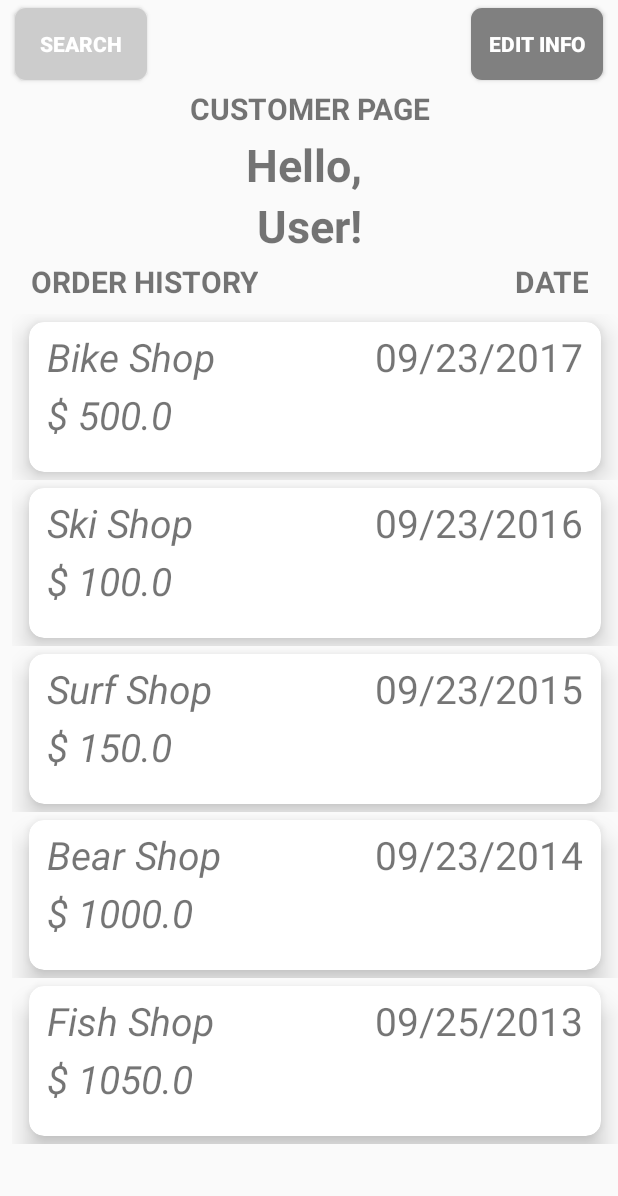
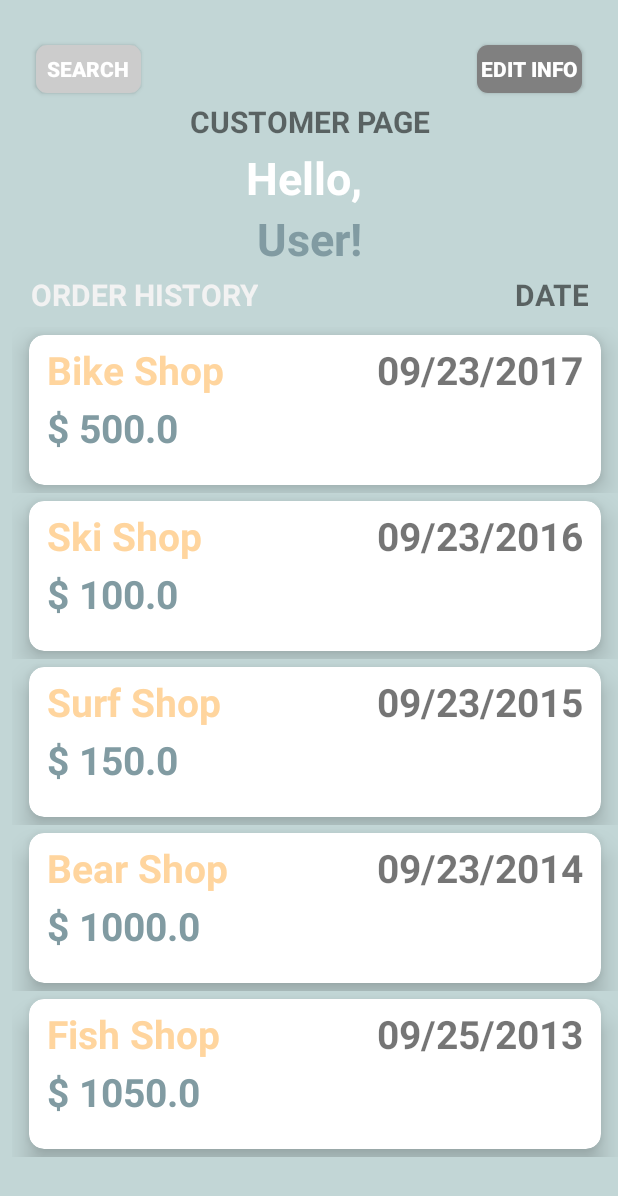
Before and after one commit to 264-Rental-App/264-Android-App, an Android app: the SummaryActivity screen opened directly, with no data from a screen before it, after a tap on "DONE", on a phone screen of 412 x 824 dp. Shown: the top 1196 px of the screen. Run offline under Robolectric (Android 15) with nearby library versions, the phone set to English and light mode, and no system bars.

Commit message:
finish customer home flow and ui polish

```diff
--- /dev/null
+++ b/app/src/main/java/edu/rentals/frontend/Rental.java
@@ -0,0 +1,18 @@
+package edu.rentals.frontend;
+
+import com.google.gson.JsonObject;
+
+import org.json.JSONObject;
+
+import java.util.List;
+
+public class Rental {
+    private int storeId, userId;
+    private List<Equipment> equipment;
+
+    public Rental(int storeId, int userId, List<Equipment> equipment) {
+        this.storeId = storeId;
+        this.userId = userId;
+        this.equipment = equipment;
+    }
+}
--- a/app/src/main/java/edu/rentals/frontend/ShoppingApiService.java
+++ b/app/src/main/java/edu/rentals/frontend/ShoppingApiService.java
@@ -1,7 +1,9 @@
 package edu.rentals.frontend;
 
 import retrofit2.Call;
+import retrofit2.http.Body;
 import retrofit2.http.GET;
+import retrofit2.http.POST;
 import retrofit2.http.Path;
 
 public interface ShoppingApiService {
@@ -18,4 +20,12 @@ public interface ShoppingApiService {
     @GET("rental/forms/{storeId}")
     Call<AgreementForm> getAgreementForm(@Path("storeId") String storeId);
 
+    // http://localhost:8080/rental
+    @POST("/rental")
+    Call<Rental> createRental(@Body Rental rental);
+
+    // http://localhost:8080/invoices
+
+
+
 }
--- a/app/src/main/java/edu/rentals/frontend/SummaryActivity.java
+++ b/app/src/main/java/edu/rentals/frontend/SummaryActivity.java
@@ -19,7 +19,14 @@ import androidx.recyclerview.widget.RecyclerView;
 import java.util.Calendar;
 import java.util.List;
 
+import retrofit2.Call;
+import retrofit2.Callback;
+import retrofit2.Response;
+import retrofit2.Retrofit;
+import retrofit2.converter.gson.GsonConverterFactory;
+
 public class SummaryActivity extends AppCompatActivity {
+    static final String TAG = EquipmentListActivity.class.getSimpleName();
     DatePickerDialog picker;
     EditText etStartDate, etEndDate;
     TextView tvStartDate, tvEndDate;
@@ -28,11 +35,18 @@ public class SummaryActivity extends AppCompatActivity {
     private RecyclerView recyclerView;
     private List<Equipment> equipmentList;
     private edu.rentals.frontend.SummaryAdapter eAdapter;
+    private int storeId, userId;
+    static final String BASE_URL = "http://localhost:8080/";
+    static Retrofit retrofit = null;
 
     @Override
     protected void onCreate(Bundle savedInstanceState) {
         super.onCreate(savedInstanceState);
         setContentView(R.layout.activity_summary);
+
+        // get storeId, userId;
+        storeId = 1;
+        userId = 1;
 
         // back
         back = findViewById(R.id.back);
@@ -138,8 +152,33 @@ public class SummaryActivity extends AppCompatActivity {
         checkOut.setOnClickListener(new View.OnClickListener() {
             @Override
             public void onClick(View v) {
+                processCheckOut();
                 Intent intent = new Intent(edu.rentals.frontend.SummaryActivity.this, CustomerHomeActivity.class);
                 startActivity(intent);
+            }
+        });
+    }
+
+    private void processCheckOut() {
+
+        if (retrofit == null) {
+            retrofit = new Retrofit.Builder()
+                    .baseUrl(BASE_URL)
+                    .addConverterFactory(GsonConverterFactory.create())
+                    .build();
+        }
+        ShoppingApiService shoppingApiService = retrofit.create(ShoppingApiService.class);
+        Rental rental = new Rental(storeId, userId, SummaryAdapter.getEquipmentSummaryList());
+        Call<Rental> call = shoppingApiService.createRental(rental);
+        call.enqueue(new Callback<Rental>() {
+            @Override
+            public void onResponse(Call<Rental> call, Response<Rental> response) {
+
+            }
+
+            @Override
+            public void onFailure(Call<Rental> call, Throwable t) {
+                Log.e(TAG, t.toString());
             }
         });
     }
--- a/app/src/main/java/edu/rentals/frontend/SummaryAdapter.java
+++ b/app/src/main/java/edu/rentals/frontend/SummaryAdapter.java
@@ -1,6 +1,5 @@
 package edu.rentals.frontend;
 
-import android.util.Log;
 import android.view.LayoutInflater;
 import android.view.View;
 import android.view.ViewGroup;
@@ -21,11 +20,15 @@ public class SummaryAdapter extends RecyclerView.Adapter<edu.rentals.frontend.Su
         List<Equipment> equipmentSummaryList = new ArrayList<>() ;
         for (int i=0; i< equipmentList.size(); i++) {
             if (equipmentList.get(i).getQuantity() > 0) {
-                equipmentSummaryList.add(new Equipment(equipmentList.get(i).geteName(), equipmentList.get(i).getePrice(), equipmentList.get(i).getePhoto(), equipmentList.get(i).getQuantity()));
+                equipmentSummaryList.add(new Equipment(equipmentList.get(i).getEquipmentId(), equipmentList.get(i).geteName(), equipmentList.get(i).getePrice(), equipmentList.get(i).getePhoto(), equipmentList.get(i).getQuantity()));
             }
         }
 
         this.equipmentSummaryList = equipmentSummaryList;
+    }
+
+    public static List<Equipment> getEquipmentSummaryList() {
+        return equipmentSummaryList;
     }
 
     public class ViewHolder extends RecyclerView.ViewHolder {
--- a/app/src/main/res/layout/activity_customer_home.xml
+++ b/app/src/main/res/layout/activity_customer_home.xml
@@ -5,14 +5,15 @@
     xmlns:tools="http://schemas.android.com/tools"
     android:layout_width="match_parent"
     android:layout_height="match_parent"
+    android:background="#c2d6d6"
     tools:context=".CustomerHomeActivity">
 
     <Button
         android:id="@+id/searchPage"
-        android:layout_width="wrap_content"
-        android:layout_height="wrap_content"
-        android:layout_marginLeft="10dp"
-        android:layout_marginTop="5sp"
+        android:layout_width="70dp"
+        android:layout_height="32dp"
+        android:layout_marginStart="24dp"
+        android:layout_marginTop="30dp"
         android:textStyle="bold"
         android:textColor="@android:color/white"
         android:text="Search"
@@ -20,11 +21,10 @@
 
     <Button
         android:id="@+id/editCustomer"
-        android:layout_width="wrap_content"
-        android:layout_height="wrap_content"
-        android:layout_marginLeft="10dp"
-        android:layout_marginTop="5sp"
-        android:layout_marginRight="10dp"
+        android:layout_width="70dp"
+        android:layout_height="32dp"
+        android:layout_marginTop="30dp"
+        android:layout_marginEnd="24dp"
         android:layout_alignParentRight="true"
         android:backgroundTint="#808080"
         android:textStyle="bold"
@@ -52,6 +52,7 @@
         android:textStyle="bold"
         android:textSize="30sp"
         android:gravity="center"
+        android:textColor="@color/white"
         android:text="Hello, "
         android:layout_below="@+id/customerHomePage"/>
 
@@ -62,6 +63,7 @@
         android:textStyle="bold"
         android:textSize="30sp"
         android:gravity="center"
+        android:textColor="#819BA2"
         android:text="userFirstName"
         android:layout_below="@+id/hello"/>
 
@@ -74,6 +76,7 @@
         android:textStyle="bold"
         android:textSize="20sp"
         android:gravity="center"
+        android:textColor="#f2f2f2"
         android:text="ORDER HISTORY"
         android:layout_below="@+id/userFirstName"/>
 
--- a/app/src/main/res/layout/customer_rental_row.xml
+++ b/app/src/main/res/layout/customer_rental_row.xml
@@ -27,7 +27,8 @@
                 android:layout_height="wrap_content"
                 android:layout_marginLeft="12dp"
                 android:layout_marginTop="5dp"
-                android:textStyle="italic"
+                android:textColor="#819BA2"
+                android:textStyle="bold"
                 android:textSize="26sp"
                 tools:text="equipment name"/>
 
@@ -40,6 +41,7 @@
                 android:layout_toRightOf="@+id/storeName"
                 android:gravity="right"
                 android:layout_alignParentRight="true"
+                android:textStyle="bold"
                 android:textSize="26sp"
                 tools:text="Qty: 0" />
         </RelativeLayout>
--- a/app/src/main/res/layout/invoice_row.xml
+++ b/app/src/main/res/layout/invoice_row.xml
@@ -27,7 +27,8 @@
                 android:layout_height="wrap_content"
                 android:layout_marginLeft="12dp"
                 android:layout_marginTop="5dp"
-                android:textStyle="italic"
+                android:textStyle="bold"
+                android:textColor="#FFD59E"
                 android:textSize="26sp"
                 tools:text="Store Name"/>
 
@@ -38,7 +39,8 @@
                 android:layout_marginLeft="12dp"
                 android:layout_marginTop="3dp"
                 android:layout_below="@+id/storeName"
-                android:textStyle="italic"
+                android:textStyle="bold"
+                android:textColor="#819BA2"
                 android:textSize="26sp"
                 tools:text="total cost"/>
 
@@ -51,6 +53,7 @@
                 android:layout_toRightOf="@+id/storeName"
                 android:gravity="right"
                 android:layout_alignParentRight="true"
+                android:textStyle="bold"
                 android:textSize="26sp"
                 tools:text="transaction date" />
         </RelativeLayout>
```
Also changed, not shown: app/src/main/java/edu/rentals/frontend/Equipment.java (+7 -1 lines), app/src/main/java/edu/rentals/frontend/EquipmentListActivity.java (+7 -6 lines), app/src/main/res/layout/activity_agreement.xml (+4 -4 lines), app/src/main/res/layout/activity_customer_edit.xml (+7 -6 lines), app/src/main/res/layout/activity_customer_home_invoice.xml (+5 -4 lines), app/src/main/res/layout/activity_equipment_list.xml (+10 -11 lines), app/src/main/res/layout/activity_summary.xml (+8 -9 lines).
